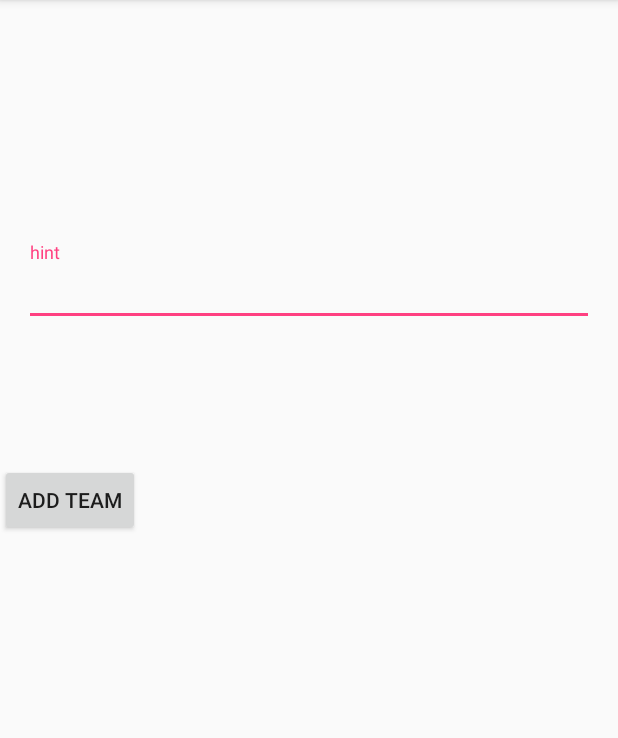
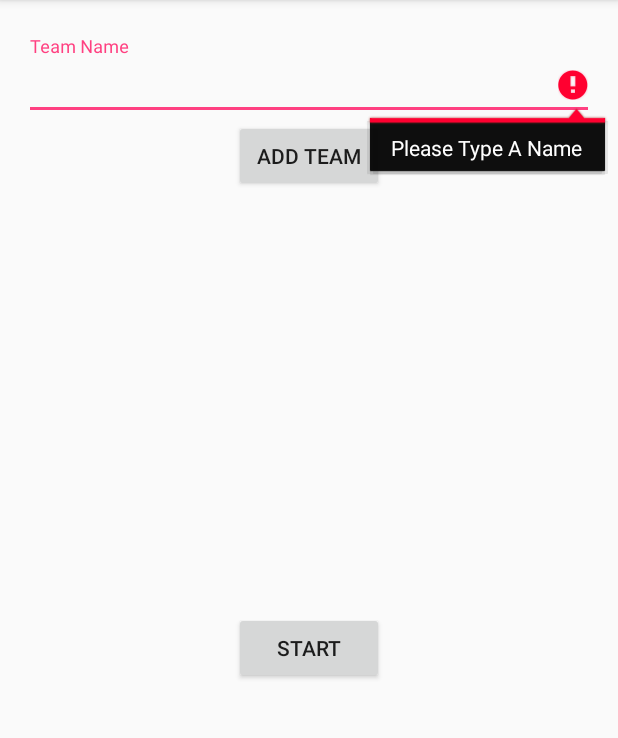
Before and after one commit to JacobSogaard/BeerPongApp, an Android app: the screen it shows after launch (add_teams_activity), after a tap on "ADD TEAM", on a phone screen of 412 x 824 dp, the part 84-822 px from its top. Run offline under Robolectric (Android 15) with nearby library versions, the phone set to English and light mode, and no system bars; our stand-ins replace ButterKnife.

Commit message:
Basically done with adding teams activity.

```diff
--- a/app/src/main/java/app/beerpong/beerpongapp/add_teams_activity.java
+++ b/app/src/main/java/app/beerpong/beerpongapp/add_teams_activity.java
@@ -1,16 +1,30 @@
 package app.beerpong.beerpongapp;
 
+import android.app.AlertDialog;
+import android.app.PendingIntent;
+import android.content.Context;
+import android.content.DialogInterface;
 import android.support.design.widget.TextInputEditText;
 import android.support.v7.app.AppCompatActivity;
 import android.os.Bundle;
+import android.support.v7.widget.RecyclerView;
+import android.text.Editable;
 import android.util.Log;
 import android.view.View;
+import android.view.WindowManager;
+import android.view.inputmethod.InputMethodManager;
+import android.widget.AdapterView;
+import android.widget.ArrayAdapter;
 import android.widget.Button;
+import android.widget.ListView;
+
 import java.util.ArrayList;
 
 import butterknife.BindView;
 import butterknife.ButterKnife;
 import modelClasses.Player;
+import modelClasses.Tournament;
+import modelClasses.Team;
 
 public class add_teams_activity extends AppCompatActivity {
 
@@ -21,9 +35,18 @@ public class add_teams_activity extends AppCompatActivity {
     @BindView(R.id.teamNameTin)
     public TextInputEditText teamNameTin;
 
+    @BindView(R.id.teamsLView)
+    public ListView teamsLView;
+
+    @BindView(R.id.startBTN)
+    public Button startBTN;
+
 
     //Class attributes
-    private ArrayList<String> teams = new ArrayList();
+    private Tournament tournament;
+    private ArrayAdapter<Team> teamAdapter;
+    private boolean removeTeam = false;
+    private Team teamToRemove = null;
 
 
     @Override
@@ -32,19 +55,105 @@ public class add_teams_activity extends AppCompatActivity {
         setContentView(R.layout.activity_add_teams_activity);
         ButterKnife.bind(this);
         this.setAddTeamBTNStuff();
+        this.setStartBTN();
+
+        this.tournament = new Tournament();
+        teamAdapter = new ArrayAdapter<Team>(getApplicationContext(), android.R.layout.simple_list_item_1, tournament.getAllTeams());
+        teamsLView.setAdapter(teamAdapter);
+        setListViewListener();
     }
 
+    //Adding teams to the tournament
     private void setAddTeamBTNStuff() {
         this.addTeamBTN.setOnClickListener(new View.OnClickListener() {
             public void onClick(View v) {
-                teams.add(teamNameTin.getText().toString());
-                teamNameTin.getText().clear();
+                Team team = handleTeamCreation(teamNameTin.getText());
+                if (team == null)
+                    teamNameTin.setError("Please Type A Name");
+                else {
+                    if (!tournament.addTeam(team))
+                        teamNameTin.setError("Name Already Taken");
+                    else {
+                        teamNameTin.getText().clear();
+                        handleListStuff(team);
+                    }
+                }
             }
         });
     }
 
+    private Team handleTeamCreation(Editable t) {
+        Team team = null;
+
+        if (!t.toString().matches("")) {
+            team = new Team();
+            team.setName(t.toString());
+        }
+        return team;
+    }
+
+    private void handleListStuff(Team team) {
+        teamAdapter.notifyDataSetChanged();
+        InputMethodManager imm = (InputMethodManager)getSystemService(Context.INPUT_METHOD_SERVICE);
+        imm.hideSoftInputFromWindow(teamNameTin.getWindowToken(), 0);
+        teamNameTin.setFocusable(false);
+        teamNameTin.setFocusableInTouchMode(true);
+
+    }
+
+    /**
+     * Sets the listener on the listView to listen for the user holding on a team
+     */
+    private void setListViewListener() {
+        teamsLView.setOnItemLongClickListener(new AdapterView.OnItemLongClickListener() {
+            @Override
+            public boolean onItemLongClick(AdapterView<?>adapter, View v, int position, long id) {
+                teamToRemove = (Team) adapter.getItemAtPosition(position);
+                openRemoveTeamAlert();
+                return true;
+            }
+        });
+    }
+
+    /**
+     * Creates the alertDialog to prompt user for deleting team, and then deletes it.
+     */
+    private void openRemoveTeamAlert() {
+        AlertDialog.Builder builder = new AlertDialog.Builder(teamsLView.getContext());
+        builder.setMessage("Remove This Team?");
+        builder.setCancelable(true);
+
+        builder.setPositiveButton("Yes", new DialogInterface.OnClickListener() {
+            @Override
+            public void onClick(DialogInterface dialog, int which) {
+                tournament.removeTeam(teamToRemove);
+                teamAdapter.notifyDataSetChanged();
+                dialog.cancel();
+            }
+        });
+
+        builder.setNegativeButton("No", new DialogInterface.OnClickListener() {
+            @Override
+            public void onClick(DialogInterface dialog, int which) {
+                removeTeam = false;
+                dialog.cancel();
+            }
+        });
+
+        AlertDialog alert = builder.create();
+        alert.show();
+    }
+
+    private void setStartBTN() {
+        this.startBTN.setOnClickListener(new View.OnClickListener() {
+            public void onClick(View v) {
+
+            }
+        });
+    }
+
+
     private void stuffDo() {
-        System.out.println("test");
 
     }
 
--- a/app/src/main/res/layout/activity_add_teams_activity.xml
+++ b/app/src/main/res/layout/activity_add_teams_activity.xml
@@ -4,34 +4,53 @@
     xmlns:tools="http://schemas.android.com/tools"
     android:layout_width="match_parent"
     android:layout_height="match_parent"
+    android:minHeight="28dp"
     tools:context=".add_teams_activity">
 
-    <android.support.design.widget.TextInputLayout
-        android:id="@+id/textInputLayout"
-        android:layout_width="match_parent"
+    <LinearLayout
+        android:layout_width="0dp"
         android:layout_height="wrap_content"
-        android:layout_marginBottom="422dp"
         android:layout_marginEnd="16dp"
+        android:layout_marginLeft="16dp"
+        android:layout_marginRight="16dp"
         android:layout_marginStart="16dp"
-        android:layout_marginTop="32dp"
-        app:layout_constraintBottom_toBottomOf="parent"
+        android:layout_marginTop="24dp"
+        android:gravity="center"
+        android:orientation="vertical"
         app:layout_constraintEnd_toEndOf="parent"
         app:layout_constraintStart_toStartOf="parent"
         app:layout_constraintTop_toTopOf="parent">
+
+        <android.support.design.widget.TextInputLayout
+            android:layout_width="match_parent"
+            android:layout_height="wrap_content">
 
             <android.support.design.widget.TextInputEditText
                 android:id="@+id/teamNameTin"
                 android:layout_width="match_parent"
                 android:layout_height="wrap_content"
-            android:hint="hint" />
+                android:hint="Team Name" />
+
         </android.support.design.widget.TextInputLayout>
 
         <Button
             android:id="@+id/addTeamBTN"
+            android:layout_width="100dp"
+            android:layout_height="wrap_content"
+            android:text="Add Team" />
+
+        <ListView
+            android:id="@+id/teamsLView"
             android:layout_width="wrap_content"
+            android:layout_height="280dp">
+
+        </ListView>
+
+        <Button
+            android:id="@+id/startBTN"
+            android:layout_width="100dp"
             android:layout_height="wrap_content"
-        android:layout_marginTop="92dp"
-        android:text="Add Team"
-        app:layout_constraintTop_toBottomOf="@+id/textInputLayout"
-        tools:layout_editor_absoluteX="145dp" />
+            android:text="Start" />
+
+    </LinearLayout>
 </android.support.constraint.ConstraintLayout>
```
Also changed, not shown: app/src/main/AndroidManifest.xml (+6 -7 lines), app/src/main/java/modelClasses/Team.java (+20 -0 lines), app/src/main/java/modelClasses/Tournament.java (+15 -1 lines). Lines whose indentation alone changed are shown as unchanged.
